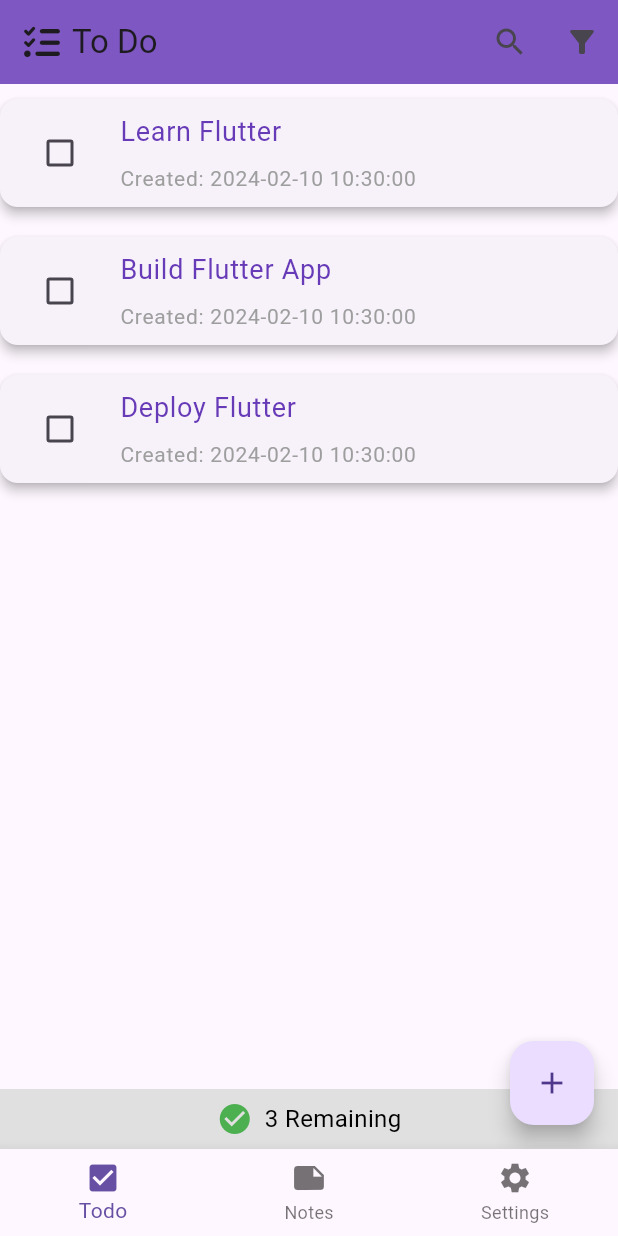
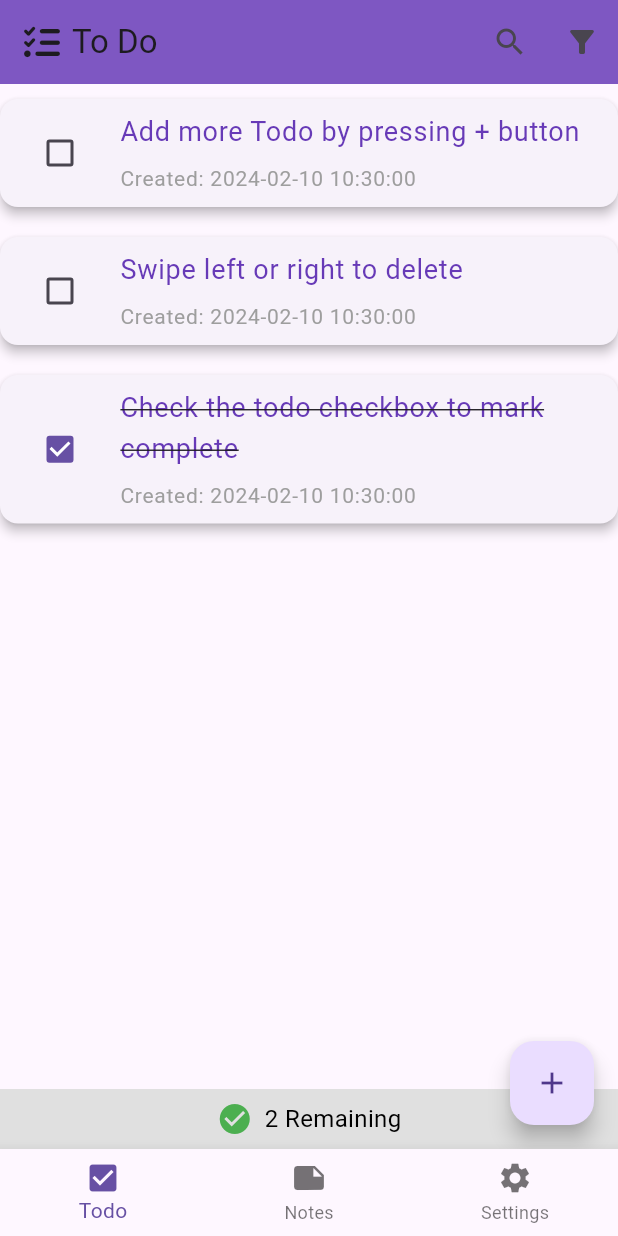
Before and after one commit to Syipmong/todo_app, a Flutter app: the screen it shows after launch, on a phone screen of 412 x 824 dp. Run offline on Flutter 3.47's test engine with Material 3 defaults, Android fonts, the phone set to English and light mode, and no system bars; our stand-ins replace font_awesome_flutter.

Commit message:
added guidelines on how to add delete and complete a todo

```diff
--- a/lib/screens/todoscreen.dart
+++ b/lib/screens/todoscreen.dart
@@ -12,16 +12,17 @@ class ToDoScreen extends StatefulWidget {
 class _ToDoScreenState extends State<ToDoScreen> {
   List<Todo> todos = [
     Todo(
-      title: 'Learn Flutter',
+      title: 'Add more Todo by pressing + button',
       creationDate: DateTime.now(),
     ),
     Todo(
-      title: 'Build Flutter App',
+      title: 'Swipe left or right to delete',
       creationDate: DateTime.now(),
     ),
     Todo(
-      title: 'Deploy Flutter',
+      title: 'Check the todo checkbox to mark complete',
       creationDate: DateTime.now(),
+      isCompleted: true,
     ),
   ];
 
```
